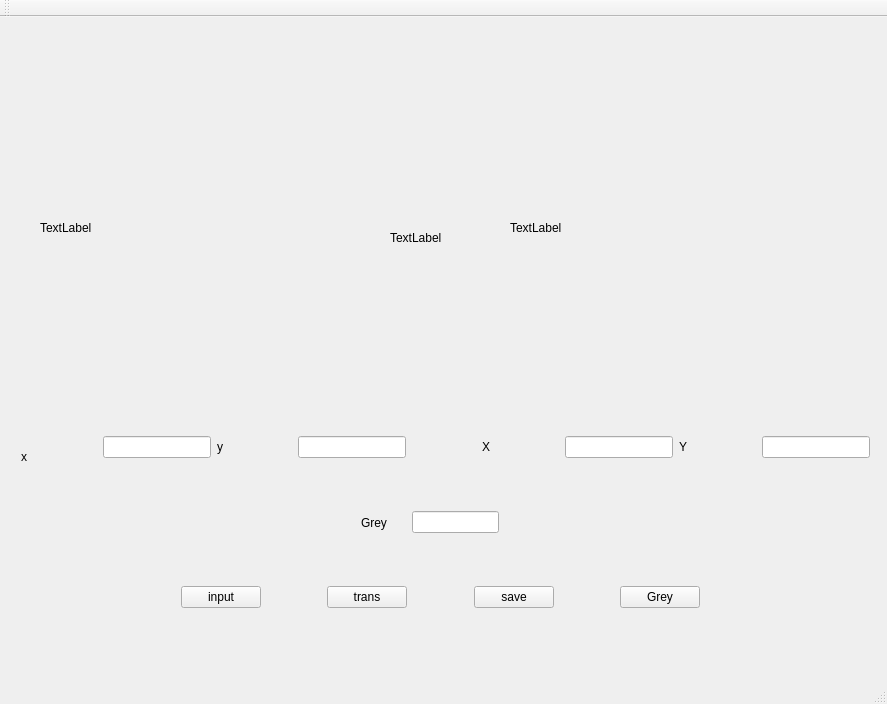
First picture: the form in mainwindow.ui, repository Zrealshadow/digitalpicture, before the edit.
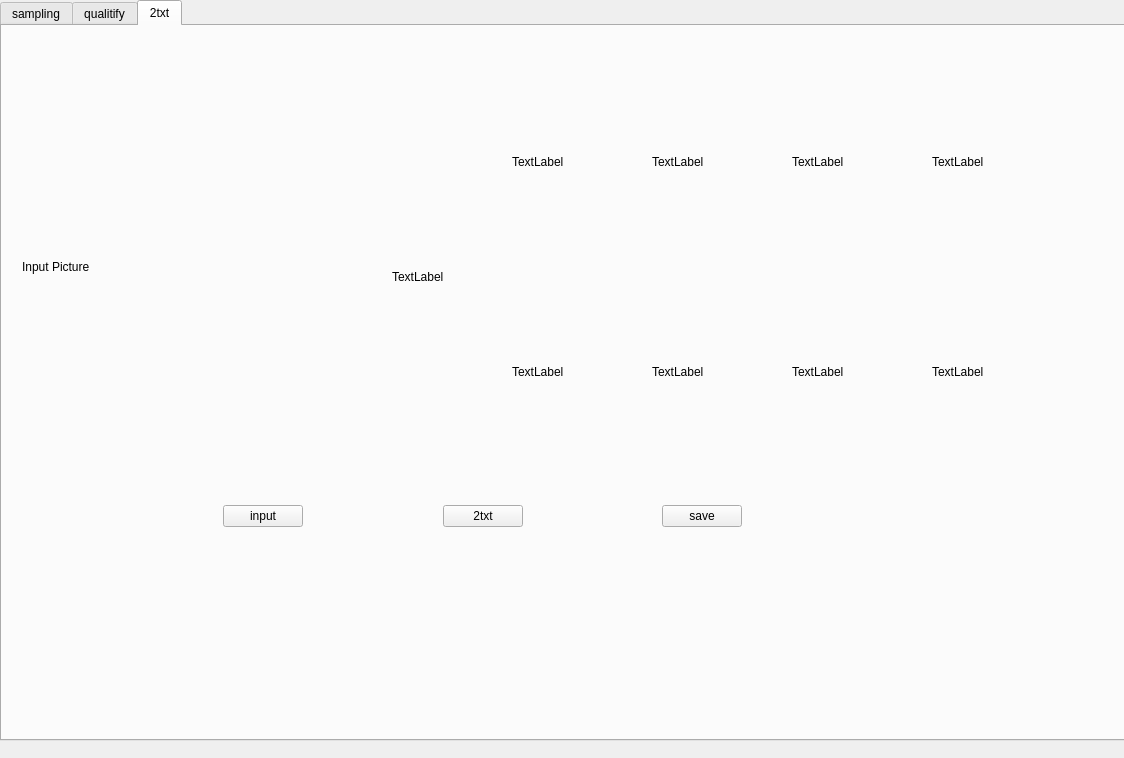
Second picture: the form after the edit.

The edit to the form file:
```diff
--- a/mainwindow.ui
+++ b/mainwindow.ui
@@ -6,19 +6,41 @@
    <rect>
     <x>0</x>
     <y>0</y>
-    <width>887</width>
-    <height>704</height>
+    <width>1124</width>
+    <height>758</height>
    </rect>
   </property>
   <property name="windowTitle">
    <string>MainWindow</string>
   </property>
   <widget class="QWidget" name="centralWidget">
+   <widget class="QTabWidget" name="tabWidget">
+    <property name="geometry">
+     <rect>
+      <x>0</x>
+      <y>0</y>
+      <width>1141</width>
+      <height>741</height>
+     </rect>
+    </property>
+    <property name="whatsThis">
+     <string>&lt;html&gt;&lt;head/&gt;&lt;body&gt;&lt;p&gt;sampling&lt;/p&gt;&lt;p&gt;&lt;br/&gt;&lt;/p&gt;&lt;/body&gt;&lt;/html&gt;</string>
+    </property>
+    <property name="currentIndex">
+     <number>2</number>
+    </property>
+    <widget class="QWidget" name="sampling">
+     <property name="whatsThis">
+      <string>&lt;html&gt;&lt;head/&gt;&lt;body&gt;&lt;p&gt;sampling&lt;/p&gt;&lt;/body&gt;&lt;/html&gt;</string>
+     </property>
+     <attribute name="title">
+      <string>sampling</string>
+     </attribute>
    <widget class="QWidget" name="horizontalLayoutWidget">
     <property name="geometry">
      <rect>
-      <x>10</x>
-      <y>390</y>
+        <x>80</x>
+        <y>420</y>
       <width>871</width>
       <height>80</height>
      </rect>
@@ -140,8 +162,8 @@
    <widget class="QLabel" name="input_img">
     <property name="geometry">
      <rect>
-      <x>40</x>
-      <y>40</y>
+        <x>110</x>
+        <y>70</y>
       <width>311</width>
       <height>341</height>
      </rect>
@@ -159,14 +181,14 @@
      </size>
     </property>
     <property name="text">
-     <string>TextLabel</string>
+       <string>Input Picture</string>
     </property>
    </widget>
    <widget class="QWidget" name="horizontalLayoutWidget_2">
     <property name="geometry">
      <rect>
-      <x>170</x>
-      <y>540</y>
+        <x>240</x>
+        <y>510</y>
       <width>541</width>
       <height>80</height>
      </rect>
@@ -195,7 +217,7 @@
      <item>
       <widget class="QPushButton" name="trans">
        <property name="text">
-        <string>trans</string>
+          <string>sampling</string>
        </property>
       </widget>
      </item>
@@ -219,71 +241,178 @@
        </property>
       </widget>
      </item>
-     <item>
-      <spacer name="horizontalSpacer_8">
-       <property name="orientation">
-        <enum>Qt::Horizontal</enum>
-       </property>
-       <property name="sizeHint" stdset="0">
-        <size>
-         <width>40</width>
-         <height>20</height>
-        </size>
-       </property>
-      </spacer>
-     </item>
-     <item>
-      <widget class="QPushButton" name="grey">
-       <property name="text">
-        <string>Grey</string>
-       </property>
-      </widget>
-     </item>
-    </layout>
-   </widget>
-   <widget class="QLabel" name="trans_img">
-    <property name="geometry">
-     <rect>
-      <x>510</x>
-      <y>40</y>
-      <width>311</width>
-      <height>341</height>
-     </rect>
-    </property>
-    <property name="minimumSize">
-     <size>
-      <width>311</width>
-      <height>341</height>
-     </size>
-    </property>
-    <property name="maximumSize">
-     <size>
-      <width>311</width>
-      <height>341</height>
-     </size>
-    </property>
-    <property name="text">
-     <string>TextLabel</string>
-    </property>
-   </widget>
+      </layout>
+     </widget>
    <widget class="QLabel" name="temp">
     <property name="geometry">
      <rect>
-      <x>390</x>
-      <y>200</y>
+        <x>460</x>
+        <y>230</y>
       <width>81</width>
       <height>41</height>
      </rect>
     </property>
     <property name="text">
      <string>TextLabel</string>
+      </property>
+     </widget>
+     <widget class="QLabel" name="trans_img">
+      <property name="geometry">
+       <rect>
+        <x>580</x>
+        <y>70</y>
+        <width>311</width>
+        <height>341</height>
+       </rect>
+      </property>
+      <property name="minimumSize">
+       <size>
+        <width>311</width>
+        <height>341</height>
+       </size>
+      </property>
+      <property name="maximumSize">
+       <size>
+        <width>311</width>
+        <height>341</height>
+       </size>
+      </property>
+      <property name="text">
+       <string>Output Picture</string>
+      </property>
+     </widget>
+    </widget>
+    <widget class="QWidget" name="qualitify">
+     <attribute name="title">
+      <string>qualitify</string>
+     </attribute>
+     <widget class="QLabel" name="input_img_2">
+      <property name="geometry">
+       <rect>
+        <x>110</x>
+        <y>70</y>
+        <width>311</width>
+        <height>341</height>
+       </rect>
+      </property>
+      <property name="minimumSize">
+       <size>
+        <width>311</width>
+        <height>341</height>
+       </size>
+      </property>
+      <property name="maximumSize">
+       <size>
+        <width>311</width>
+        <height>341</height>
+       </size>
+      </property>
+      <property name="text">
+       <string>Input Picture</string>
+      </property>
+     </widget>
+     <widget class="QWidget" name="horizontalLayoutWidget_5">
+      <property name="geometry">
+       <rect>
+        <x>240</x>
+        <y>500</y>
+        <width>541</width>
+        <height>80</height>
+       </rect>
+      </property>
+      <layout class="QHBoxLayout" name="horizontalLayout_8">
+       <item>
+        <widget class="QPushButton" name="input_3">
+         <property name="text">
+          <string>input</string>
+         </property>
+        </widget>
+       </item>
+       <item>
+        <spacer name="horizontalSpacer_24">
+         <property name="orientation">
+          <enum>Qt::Horizontal</enum>
+         </property>
+         <property name="sizeHint" stdset="0">
+          <size>
+           <width>40</width>
+           <height>20</height>
+          </size>
+         </property>
+        </spacer>
+       </item>
+       <item>
+        <widget class="QPushButton" name="grey">
+         <property name="text">
+          <string>Grey</string>
+         </property>
+        </widget>
+       </item>
+       <item>
+        <spacer name="horizontalSpacer_25">
+         <property name="orientation">
+          <enum>Qt::Horizontal</enum>
+         </property>
+         <property name="sizeHint" stdset="0">
+          <size>
+           <width>40</width>
+           <height>20</height>
+          </size>
+         </property>
+        </spacer>
+       </item>
+       <item>
+        <widget class="QPushButton" name="save_3">
+         <property name="text">
+          <string>save</string>
+         </property>
+        </widget>
+       </item>
+      </layout>
+     </widget>
+     <widget class="QLabel" name="temp_2">
+      <property name="geometry">
+       <rect>
+        <x>460</x>
+        <y>230</y>
+        <width>81</width>
+        <height>41</height>
+       </rect>
+      </property>
+      <property name="text">
+       <string>TextLabel</string>
+      </property>
+     </widget>
+     <widget class="QLabel" name="trans_img_2">
+      <property name="geometry">
+       <rect>
+        <x>580</x>
+        <y>70</y>
+        <width>311</width>
+        <height>341</height>
+       </rect>
+      </property>
+      <property name="minimumSize">
+       <size>
+        <width>311</width>
+        <height>341</height>
+       </size>
+      </property>
+      <property name="maximumSize">
+       <size>
+        <width>311</width>
+        <height>341</height>
+       </size>
+      </property>
+      <property name="text">
+       <string>Output Picture</string>
     </property>
    </widget>
    <widget class="QWidget" name="horizontalLayoutWidget_3">
     <property name="geometry">
      <rect>
-      <x>350</x>
-      <y>470</y>
+        <x>420</x>
+        <y>420</y>
       <width>160</width>
       <height>71</height>
      </rect>
@@ -315,15 +444,214 @@
     </layout>
    </widget>
   </widget>
-  <widget class="QToolBar" name="mainToolBar">
-   <attribute name="toolBarArea">
-    <enum>TopToolBarArea</enum>
-   </attribute>
-   <attribute name="toolBarBreak">
-    <bool>false</bool>
-   </attribute>
-  </widget>
-  <widget class="QStatusBar" name="statusBar"/>
+    <widget class="QWidget" name="tab">
+     <attribute name="title">
+      <string>2txt</string>
+     </attribute>
+     <widget class="QWidget" name="horizontalLayoutWidget_6">
+      <property name="geometry">
+       <rect>
+        <x>210</x>
+        <y>450</y>
+        <width>541</width>
+        <height>80</height>
+       </rect>
+      </property>
+      <layout class="QHBoxLayout" name="horizontalLayout_9">
+       <item>
+        <widget class="QPushButton" name="input_4">
+         <property name="text">
+          <string>input</string>
+         </property>
+        </widget>
+       </item>
+       <item>
+        <spacer name="horizontalSpacer_26">
+         <property name="orientation">
+          <enum>Qt::Horizontal</enum>
+         </property>
+         <property name="sizeHint" stdset="0">
+          <size>
+           <width>40</width>
+           <height>20</height>
+          </size>
+         </property>
+        </spacer>
+       </item>
+       <item>
+        <widget class="QPushButton" name="bmp2txt">
+         <property name="text">
+          <string>2txt</string>
+         </property>
+        </widget>
+       </item>
+       <item>
+        <spacer name="horizontalSpacer_27">
+         <property name="orientation">
+          <enum>Qt::Horizontal</enum>
+         </property>
+         <property name="sizeHint" stdset="0">
+          <size>
+           <width>40</width>
+           <height>20</height>
+          </size>
+         </property>
+        </spacer>
+       </item>
+       <item>
+        <widget class="QPushButton" name="save_4">
+         <property name="text">
+          <string>save</string>
+         </property>
+        </widget>
+       </item>
+      </layout>
+     </widget>
+     <widget class="QLabel" name="input_img_3">
+      <property name="geometry">
+       <rect>
+        <x>20</x>
+        <y>70</y>
+        <width>311</width>
+        <height>341</height>
+       </rect>
+      </property>
+      <property name="minimumSize">
+       <size>
+        <width>311</width>
+        <height>341</height>
+       </size>
+      </property>
+      <property name="maximumSize">
+       <size>
+        <width>311</width>
+        <height>341</height>
+       </size>
+      </property>
+      <property name="text">
+       <string>Input Picture</string>
+      </property>
+     </widget>
+     <widget class="QLabel" name="temp_3">
+      <property name="geometry">
+       <rect>
+        <x>390</x>
+        <y>230</y>
+        <width>81</width>
+        <height>41</height>
+       </rect>
+      </property>
+      <property name="text">
+       <string>TextLabel</string>
+      </property>
+     </widget>
+     <widget class="QLabel" name="sp_1">
+      <property name="geometry">
+       <rect>
+        <x>510</x>
+        <y>70</y>
+        <width>121</width>
+        <height>131</height>
+       </rect>
+      </property>
+      <property name="text">
+       <string>TextLabel</string>
+      </property>
+     </widget>
+     <widget class="QLabel" name="sp_2">
+      <property name="geometry">
+       <rect>
+        <x>650</x>
+        <y>70</y>
+        <width>121</width>
+        <height>131</height>
+       </rect>
+      </property>
+      <property name="text">
+       <string>TextLabel</string>
+      </property>
+     </widget>
+     <widget class="QLabel" name="sp_3">
+      <property name="geometry">
+       <rect>
+        <x>790</x>
+        <y>70</y>
+        <width>121</width>
+        <height>131</height>
+       </rect>
+      </property>
+      <property name="text">
+       <string>TextLabel</string>
+      </property>
+     </widget>
+     <widget class="QLabel" name="sp_4">
+      <property name="geometry">
+       <rect>
+        <x>930</x>
+        <y>70</y>
+        <width>121</width>
+        <height>131</height>
+       </rect>
+      </property>
+      <property name="text">
+       <string>TextLabel</string>
+      </property>
+     </widget>
+     <widget class="QLabel" name="sp_5">
+      <property name="geometry">
+       <rect>
+        <x>650</x>
+        <y>280</y>
+        <width>121</width>
+        <height>131</height>
+       </rect>
+      </property>
+      <property name="text">
+       <string>TextLabel</string>
+      </property>
+     </widget>
+     <widget class="QLabel" name="sp_6">
+      <property name="geometry">
+       <rect>
+        <x>930</x>
+        <y>280</y>
+        <width>121</width>
+        <height>131</height>
+       </rect>
+      </property>
+      <property name="text">
+       <string>TextLabel</string>
+      </property>
+     </widget>
+     <widget class="QLabel" name="sp_7">
+      <property name="geometry">
+       <rect>
+        <x>510</x>
+        <y>280</y>
+        <width>121</width>
+        <height>131</height>
+       </rect>
+      </property>
+      <property name="text">
+       <string>TextLabel</string>
+      </property>
+     </widget>
+     <widget class="QLabel" name="sp_8">
+      <property name="geometry">
+       <rect>
+        <x>790</x>
+        <y>280</y>
+        <width>121</width>
+        <height>131</height>
+       </rect>
+      </property>
+      <property name="text">
+       <string>TextLabel</string>
+      </property>
+     </widget>
+    </widget>
+   </widget>
+  </widget>
  </widget>
  <layoutdefault spacing="6" margin="11"/>
  <resources/>
```
Lines whose indentation alone changed are shown as unchanged.
